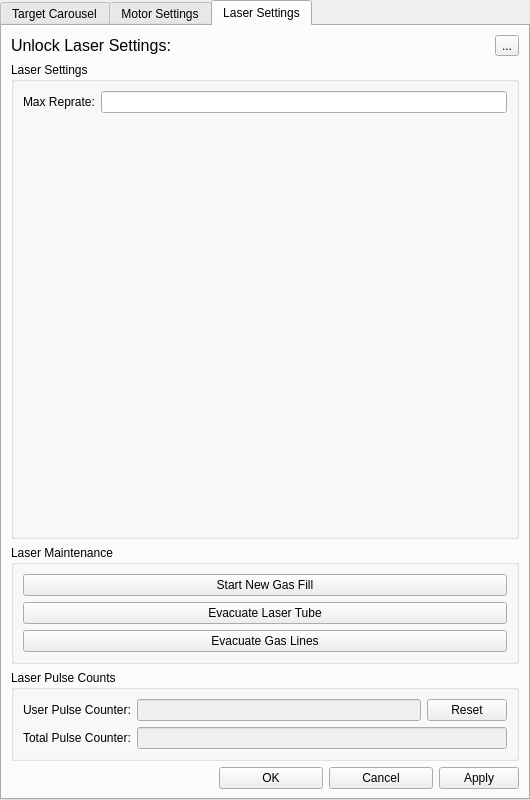
The window that src/ui/pld_settings.ui (ibrummel/PLD-Laser-Brain) describes before a commit, drawn with Qt 5.
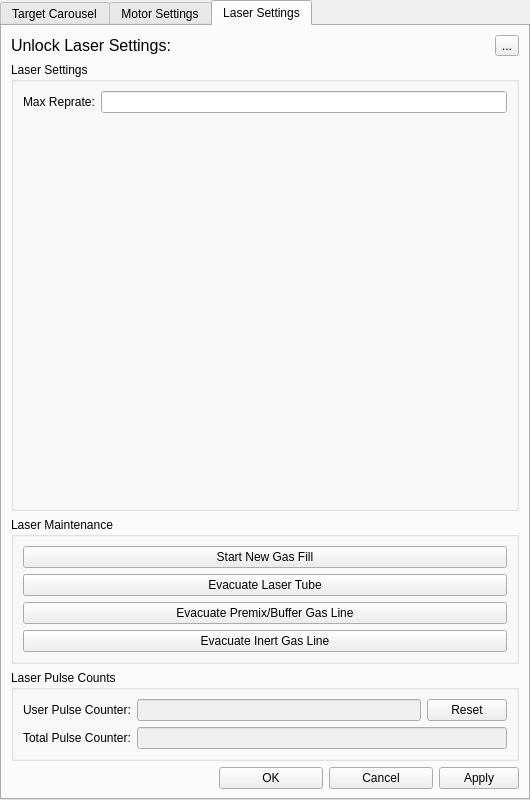
The same window after the commit. The open tabs and pages were chosen to show the change. Icons and pictures are not drawn.

Commit message: Updated instrument preferences dialog to allow the user to flush (evacuate) the premix(buffer) and inert gas lines for the purposes of new gas fills.

```diff
--- a/src/ui/pld_settings.ui
+++ b/src/ui/pld_settings.ui
@@ -814,7 +814,14 @@
        <item>
         <widget class="QPushButton" name="btn_maint_evac_gas_lines">
          <property name="text">
-          <string>Evacuate Gas Lines</string>
+          <string>Evacuate Premix/Buffer Gas Line</string>
+         </property>
+        </widget>
+       </item>
+       <item>
+        <widget class="QPushButton" name="btn_maint_evac_intert">
+         <property name="text">
+          <string>Evacuate Inert Gas Line</string>
          </property>
         </widget>
        </item>
```
Left out of the diff: 8 changed lines with no effect on the pictures. The commit also changes 2 other files.
